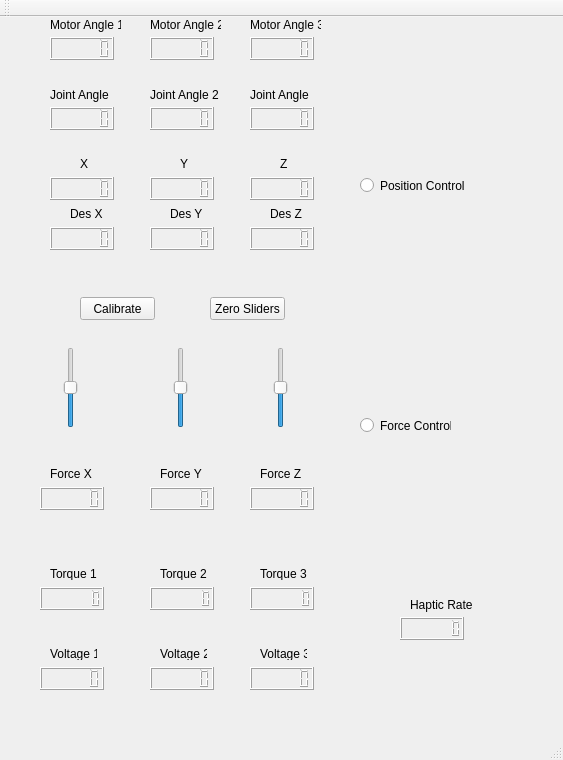
The window that mainwindow.ui (sschorr/TactileDevice) describes before a commit, drawn with Qt 5.
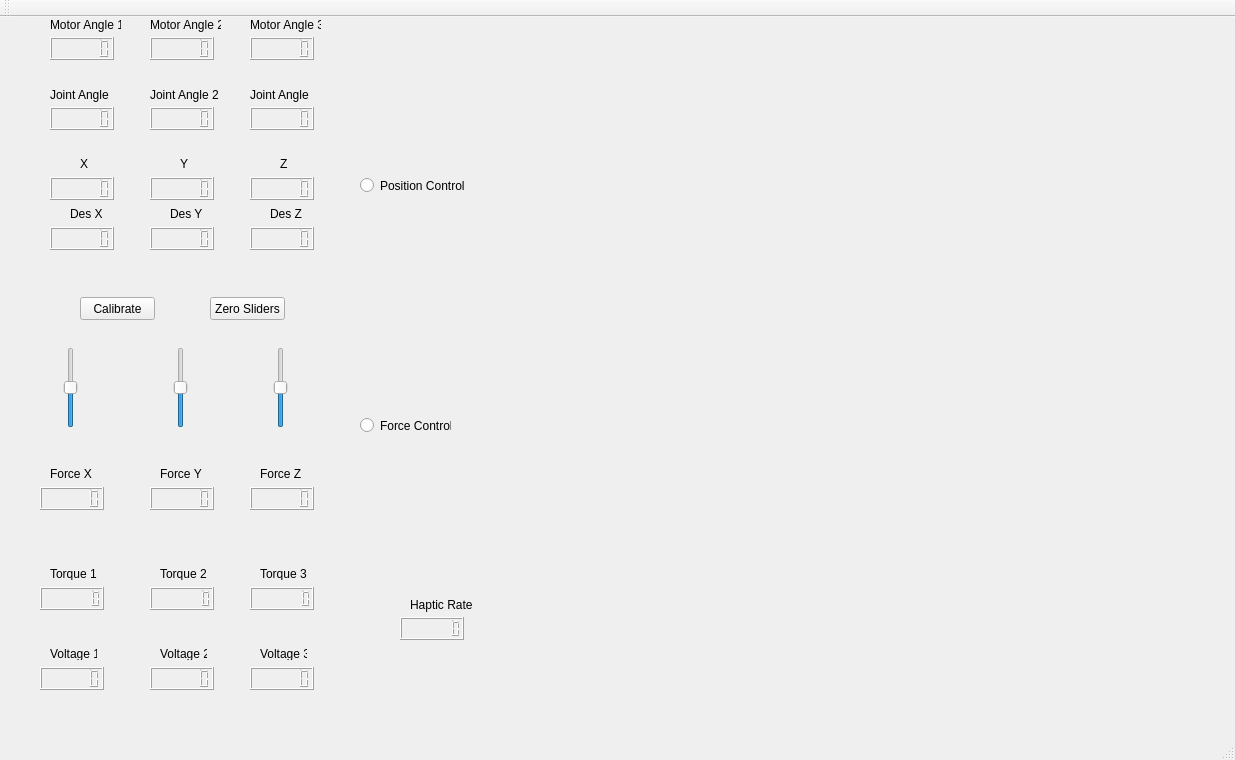
The same window after the commit.

Commit message: Changing window size

Patch:
```diff
--- a/mainwindow.ui
+++ b/mainwindow.ui
@@ -6,7 +6,7 @@
    <rect>
     <x>0</x>
     <y>0</y>
-    <width>563</width>
+    <width>1235</width>
     <height>760</height>
    </rect>
   </property>
```
Left out of the diff: 2 changed lines with no effect on the pictures.
